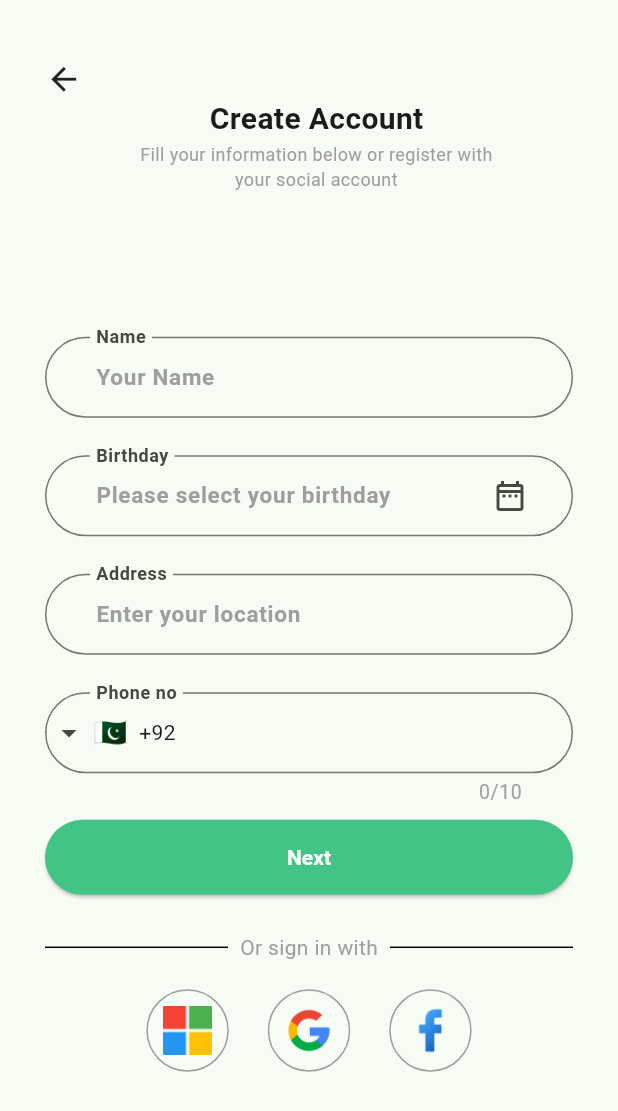
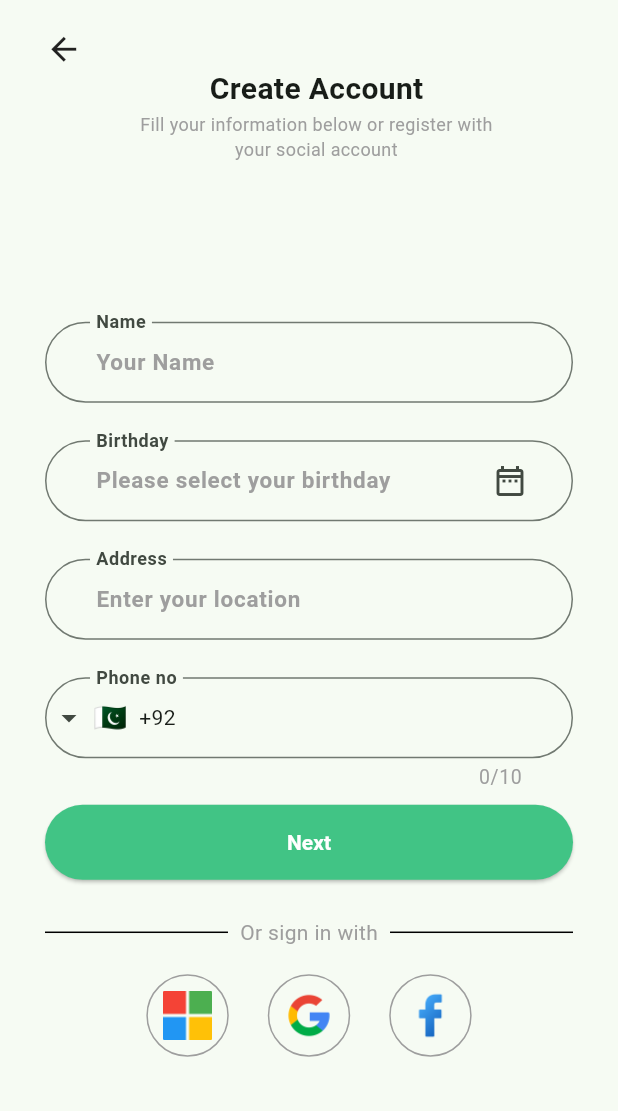
Before and after one commit to ikram-khani/auth_ui, a Flutter app: the screen it shows after launch, after a tap on "Create an Account", on a phone screen of 412 x 824 dp. Shown: the top 1111 px of the screen. Run offline on Flutter 3.47's test engine with Material 2 defaults, Android fonts, the phone set to English and light mode, and no system bars; drawn by our look-alikes of intl_phone_field.

Commit message:
adding appbar to each screen

```diff
--- a/lib/main.dart
+++ b/lib/main.dart
@@ -14,6 +14,7 @@ class MyApp extends StatelessWidget {
   @override
   Widget build(BuildContext context) {
     return MaterialApp(
+      debugShowCheckedModeBanner: false,
       title: 'Flutter Auth',
       theme: ThemeData(
         colorScheme: ColorScheme.fromSeed(
--- a/lib/screens/auth.dart
+++ b/lib/screens/auth.dart
@@ -26,6 +26,11 @@ class _AuthScreenState extends State<AuthScreen> {
   @override
   Widget build(BuildContext context) {
     return Scaffold(
+        appBar: AppBar(
+          automaticallyImplyLeading: false,
+          toolbarHeight: 0,
+          backgroundColor: Theme.of(context).primaryColor,
+        ),
         body: Padding(
           padding: const EdgeInsets.all(30.0),
           child: Center(
@@ -35,7 +40,7 @@ class _AuthScreenState extends State<AuthScreen> {
                 children: [
                   Container(
                     margin: const EdgeInsets.only(
-                  top: 30,
+                      top: 5,
                       bottom: 20,
                       left: 20,
                       right: 20,
@@ -182,13 +187,14 @@ class _AuthScreenState extends State<AuthScreen> {
                       const SizedBox(width: 10),
                       IconButton(
                         onPressed: () {},
-                    icon: const SocialIcon(iconPath: 'assets/icons/google.png'),
+                        icon: const SocialIcon(
+                            iconPath: 'assets/icons/google.png'),
                       ),
                       const SizedBox(width: 10),
                       IconButton(
                         onPressed: () {},
-                    icon:
-                        const SocialIcon(iconPath: 'assets/icons/facebook.png'),
+                        icon: const SocialIcon(
+                            iconPath: 'assets/icons/facebook.png'),
                       ),
                     ],
                   ),
--- a/lib/screens/sign_up.dart
+++ b/lib/screens/sign_up.dart
@@ -33,9 +33,14 @@ class _SignUpScreenState extends State<SignUpScreen> {
   @override
   Widget build(BuildContext context) {
     return Scaffold(
+      appBar: AppBar(
+        automaticallyImplyLeading: false,
+        toolbarHeight: 0,
+        backgroundColor: Theme.of(context).primaryColor,
+      ),
       body: Padding(
         padding: const EdgeInsets.only(
-          top: 40,
+          top: 20,
         ),
         child: Column(children: [
           Padding(
```
Also changed, not shown: lib/screens/sign_up_2.dart (+7 -8 lines). Lines whose indentation alone changed are shown as unchanged.
